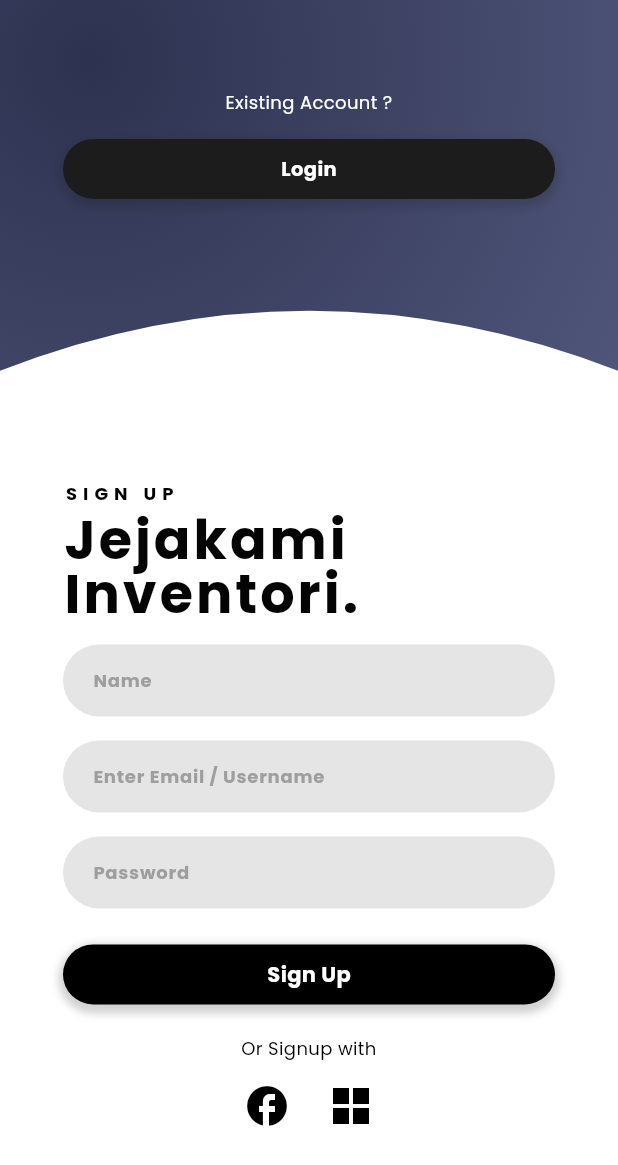
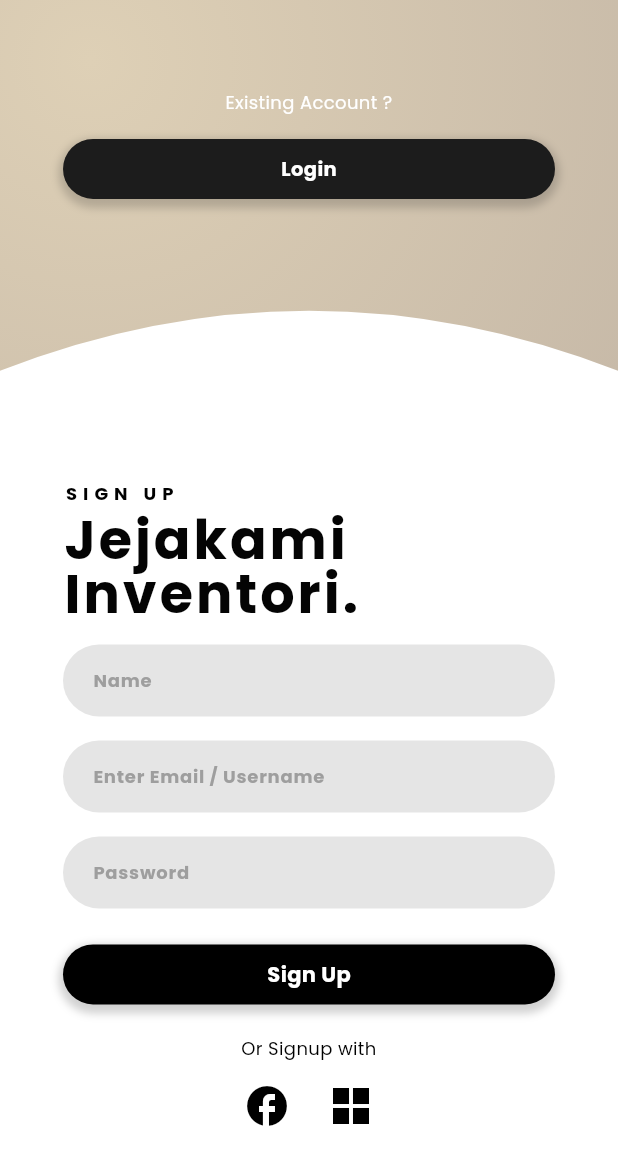
Before and after one commit to tyosblee12/Jejakami-Inventory, a Flutter app: the screen it shows after launch, after a tap on "Sign Up", on a phone screen of 412 x 824 dp. Shown: the top 1165 px of the screen. Run offline on Flutter 3.47's test engine with Material 3 defaults, Android fonts, the phone set to English and light mode, and no system bars; our stand-ins replace delightful_toast, google_fonts, liquid_pull_to_refresh; missing offline and left inert: fan_side_drawer, molten_navigationbar_flutter; network calls fail.

Commit message:
update main color

```diff
--- a/lib/login.dart
+++ b/lib/login.dart
@@ -124,7 +124,8 @@ class _LoginPageState extends State<Login> {
           "SELAMAT DATANG DI",
           style: TextStyle(
             fontSize: 10,
-            color: Color.fromARGB(255, 255, 255, 255),
+            color: Colors.black87,
+            // color: Color.fromARGB(255, 255, 255, 255),
             height: 2,
             letterSpacing: 4,
           ),
@@ -137,7 +138,9 @@ class _LoginPageState extends State<Login> {
           style: TextStyle(
             fontSize: 44,
             fontWeight: FontWeight.bold,
-            color: Color.fromARGB(255, 255, 255, 255),
+            color: Colors.black87,
+            // color: Color.fromARGB(255, 96, 114, 116),
+            // color: Color.fromARGB(255, 255, 255, 255),
             height: 1.2,
             letterSpacing: 2,
           ),
--- a/lib/main.dart
+++ b/lib/main.dart
@@ -120,8 +120,8 @@ class CurvePainter extends CustomPainter {
     var paint = Paint();
     paint.shader = const RadialGradient(
       colors: [
-        Color.fromARGB(255, 45, 50, 80),
-        Color.fromARGB(255, 112, 119, 161),
+        Color.fromARGB(255, 222, 208, 182),
+        Color.fromARGB(255, 178, 165, 155),
         // Color.fromARGB(255, 251, 133, 0),
         // Color.fromARGB(255, 255, 183, 3),
       ],
```
